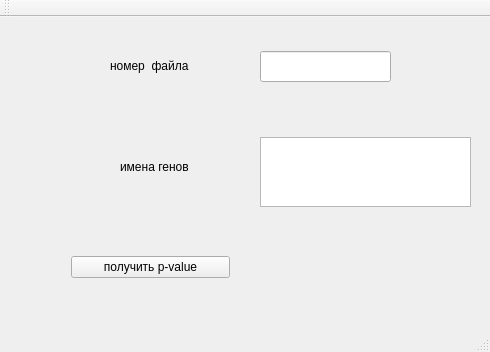
This is mainwindow.ui in LisaSkalon/GSEA_last_hw as Qt 5 draws it before an edit. The edited form follows.
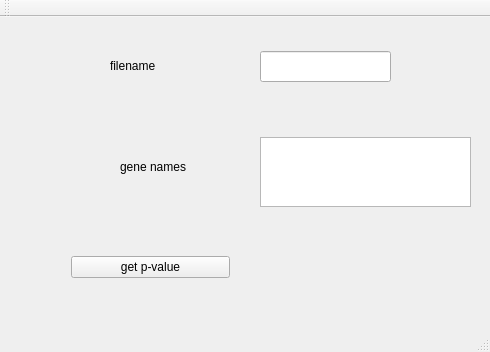
This is the edited form.

Patch:
```diff
--- a/mainwindow.ui
+++ b/mainwindow.ui
@@ -27,7 +27,7 @@
      <item>
       <widget class="QPushButton" name="pushButton">
        <property name="text">
-        <string>получить p-value</string>
+        <string>get p-value</string>
        </property>
       </widget>
      </item>
@@ -53,7 +53,7 @@
      </rect>
     </property>
     <property name="text">
-     <string>номер  файла</string>
+     <string>filename</string>
     </property>
    </widget>
    <widget class="QLabel" name="label_2">
@@ -66,7 +66,7 @@
      </rect>
     </property>
     <property name="text">
-     <string>имена генов</string>
+     <string>gene names</string>
     </property>
    </widget>
    <widget class="QLabel" name="label_3">
```
